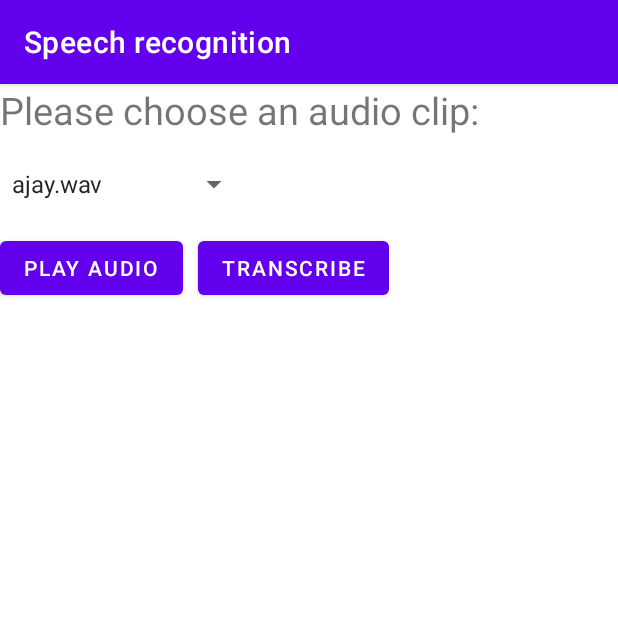
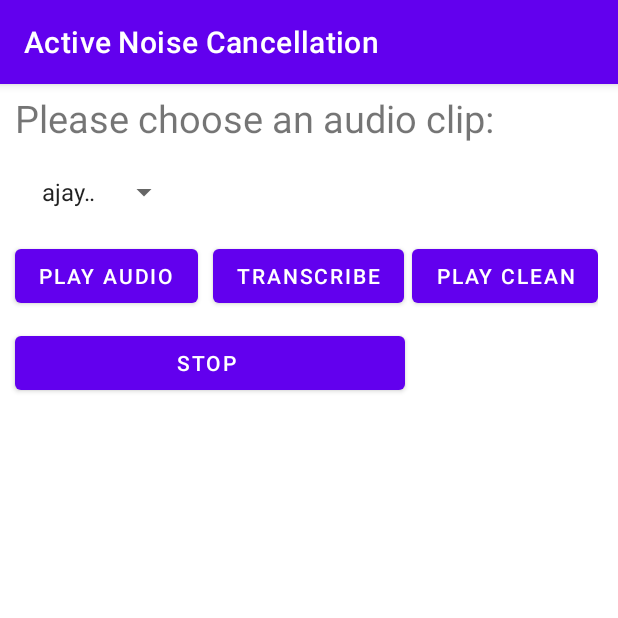
Before and after one commit to rana-gaurav/ASR, an Android app: the screen it shows after launch (MainActivity), after a tap on "TRANSCRIBE", on a phone screen of 412 x 824 dp, the top half of it. Run offline under Robolectric (Android 15) with nearby library versions, the phone set to English and light mode, and no system bars; libraries missing offline, so code that uses them is left out: com.jlibrosa.audio, org.jtransforms.fft, org.tensorflow.lite; 3 statements that could not run were skipped.

Commit message:
added some audio files doing model process in background

```diff
--- a/app/build.gradle
+++ b/app/build.gradle
@@ -11,7 +11,7 @@ android {
         minSdk 23
         targetSdk 30
         versionCode 1
-        versionName "1.0"
+        versionName "1.1"
         multiDexEnabled true
         testInstrumentationRunner "androidx.test.runner.AndroidJUnitRunner"
     }
--- a/app/src/main/AndroidManifest.xml
+++ b/app/src/main/AndroidManifest.xml
@@ -9,7 +9,7 @@
     <uses-permission android:name="android.permission.MANAGE_EXTERNAL_STORAGE"/>
 
     <application
-        android:preserveLegacyExternalStorage="true"
+        android:preserveLegacyExternalStorage="false"
         android:requestLegacyExternalStorage="true"
         android:allowBackup="true"
         android:icon="@mipmap/ic_launcher"
--- a/app/src/main/java/org/tensorflow/lite/examples/asr/MainActivity.java
+++ b/app/src/main/java/org/tensorflow/lite/examples/asr/MainActivity.java
@@ -9,6 +9,7 @@ import android.content.pm.PackageManager;
 import android.content.res.AssetFileDescriptor;
 import android.content.res.AssetManager;
 import android.media.MediaPlayer;
+import android.os.AsyncTask;
 import android.os.Build;
 import android.os.Bundle;
 import android.os.Environment;
@@ -17,6 +18,7 @@ import android.view.View;
 import android.widget.AdapterView;
 import android.widget.ArrayAdapter;
 import android.widget.Button;
+import android.widget.ProgressBar;
 import android.widget.Spinner;
 import android.widget.TextView;
 import android.widget.Toast;
@@ -54,12 +56,15 @@ public class MainActivity extends AppCompatActivity implements AdapterView.OnIte
     private Spinner audioClipSpinner;
     private Button transcribeButton;
     private Button playAudioButton;
+    private Button stopAudioButton;
+    private Button playCleanButton;
+    private ProgressBar progressBar;
     private TextView resultTextview;
 
     private final static int SAMPLE_RATE = 16000;
     private final static int DEFAULT_AUDIO_DURATION = -1;
 
-    private final static String[] WAV_FILENAMES = {"ajay.wav", "audio_cut.wav", "a1.wav"};
+    private final static String[] WAV_FILENAMES = {"ajay.wav", "audio_cut.wav", "a1.wav","a2.wav","a3.wav","a4.wav","a5.wav","a6.wav","a7.wav","a8.wav","a9.wav","a10.wav"};
 
     private final static String TFLITE_FILE_1 = "model_1.tflite";
     private final static String TFLITE_FILE_2 = "model_2.tflite";
@@ -90,7 +95,7 @@ public class MainActivity extends AppCompatActivity implements AdapterView.OnIte
 
     private MappedByteBuffer tfLiteModel1, tfLiteModel2;
     private Interpreter tfLite1, tfLite2;
-    private MediaPlayer mediaPlayer;
+    private MediaPlayer mediaPlayer,mp;
     JLibrosa jLibrosa;
 
     ContextWrapper cw = new ContextWrapper(this);
@@ -98,7 +103,7 @@ public class MainActivity extends AppCompatActivity implements AdapterView.OnIte
     File saveDir = new File(Environment.getExternalStorageDirectory().getAbsolutePath() + "/ActiveNoise");
     File originalDir = new File(saveDir.getAbsolutePath() + "/original");
     File cleanDir = new File(saveDir.getAbsolutePath() + "/clean");
-    File cleanAudioFIle = new File(cleanDir.getAbsolutePath() + "/cleanAudio8.wav");
+    File cleanAudioFIle = new File(cleanDir.getAbsolutePath() + "/cleanAudio.wav");
 
 
 
@@ -128,91 +133,50 @@ public class MainActivity extends AppCompatActivity implements AdapterView.OnIte
             @Override
             public void onClick(View view) {
                 final long start = System.currentTimeMillis();
-                try {
 
-                    if (checkPermission()) {
-
-                    } else {
-                        requestPermission();
-                    }
-
-                    // full audio buffer
-                    audioFeatureValues = jLibrosa.loadAndRead(copyWavFileToCache(wavFilename), SAMPLE_RATE, DEFAULT_AUDIO_DURATION);
+                AsyncTaskExample asyncTask=new AsyncTaskExample();
+                asyncTask.execute();
 
 
-                    // audio buffer of size 128
-                    chunkData = ArrayChunk(audioFeatureValues, 128);
+                final long end = System.currentTimeMillis();
+                Log.d("time", "The program was running: " + ((double)(end-start)/1000.0d) + "sec");
 
-                    // cal of number of blocks
-                    numBlocks = (audioFeatureValues.length - (blockLength - blockShift)) / blockShift;
+            }
+        });
 
-                    completeBuffer = new float[audioFeatureValues.length];
+        playCleanButton.setOnClickListener(new View.OnClickListener() {
+            @Override
+            public void onClick(View v) {
+                try {
+                    if(mediaPlayer.isPlaying()){
+                        mediaPlayer.stop();
+                    }
+                    //mp.reset();
+                    mp.setDataSource(String.valueOf(cleanAudioFIle));
+                    mp.prepare();
+                } catch (IllegalArgumentException e) {
+                    e.printStackTrace();
+                } catch (Exception e) {
+                    System.out.println("Exception of type : " + e.toString());
+                    e.printStackTrace();
+                }
 
-                    // init of output1 and output2 regrading size of model output
-                    initOutput1();
-                    initOutput2();
+                mp.start();
+            }
+        });
 
-                    float part1[] = new float[512];
-                    float[] temp = new float[512];
-
-                    for (int i = 0; i < numBlocks; i++) {
-
-
-                        Log.d("data", "" + i);
-
-                        System.arraycopy(part1, 128, part1, 0, 384);
-                        System.arraycopy(chunkData[i], 0, part1, 384, chunkData[i].length);
-
-
-                        System.arraycopy(part1, 0, temp, 0, 512);
-                        // temp=part1;
-
-                        // Forward Fourier Transform
-                        float[] forwardFT = realForwardFT(temp);
-
-
-                        //Calculate absolute
-                        float[] absValues = getAbs(getPart("real", forwardFT), getPart("img", forwardFT));
-                        float[] getPhaseValues = getPhaseAngle(getPart("real", forwardFT), getPart("img", forwardFT));
-                        inBuffer = ArrayChunk(absValues, 257);
-                        // model process
-                        initTflite1(TFLITE_FILE_1);
-                        if (i == 0) {
-                            feedTFLite1(inputShapeA(inBuffer), inputShapeB(null));
-                        } else {
-                            feedTFLite1(inputShapeA(inBuffer), inputShapeB("hashMapOutputB"));
-                        }
-                        //estimate values in 1d array
-                        float[] forInverseFFT = estimatedComplex(absValues, outputOfModel1, getPhaseValues);
-
-                        // Inverse Fourier Transform
-                        float[] inverseFFT = realInverseFT(forInverseFFT);
-
-                        //convert 1d array to 2d array of output of inverse fft
-                        float[][] array2d = ArrayChunk(inverseFFT, 512);
-
-                        // convert the 2d array to 3d array
-                        float[][][] array3d = inputShapeC(array2d);
-
-                        initTflite2(TFLITE_FILE_2);
-
-                        if (i == 0) {
-                            feedTFLite2(array3d, inputShapeD(null), i);
-                        } else {
-                            feedTFLite2(array3d, inputShapeD("hashMapOutputD"), i);
-                        }
-                    }
-
-                    writeFloatToByte(completeBuffer);
-
-                    final long end = System.currentTimeMillis();
-                    Log.d("time", "The program was running: " + ((double)(end-start)/1000.0d) + "sec");
-                    Log.d("dd", "success" + outputBuffer);
-                } catch (Exception e) {
-                    Log.e(TAG + " Exception", e.getMessage());
+        stopAudioButton.setOnClickListener(new View.OnClickListener() {
+            @Override
+            public void onClick(View v) {
+                if (mediaPlayer != null || mp!=null) {
+                    mediaPlayer.pause();
+                    mp.pause();
+                   // mediaPlayer.release();
                 }
             }
         });
+
+
     }
 
     @Override
@@ -249,7 +213,15 @@ public class MainActivity extends AppCompatActivity implements AdapterView.OnIte
         transcribeButton = findViewById(R.id.recognize);
         resultTextview = findViewById(R.id.result);
 
+        stopAudioButton=findViewById(R.id.btnStop);
+        playCleanButton=findViewById(R.id.btnPlayClean);
+        progressBar=findViewById(R.id.progressBar);
+
+       //progressBar.setVisibility(View.GONE);
+
+
         mediaPlayer = new MediaPlayer();
+        mp = new MediaPlayer();
 
 
         if (!saveDir.exists()) saveDir.mkdirs();
@@ -1066,7 +1038,7 @@ public class MainActivity extends AppCompatActivity implements AdapterView.OnIte
             os.write(bytes);
             // Close the file connections
             os.close();
-            Toast.makeText(getApplicationContext(),"Completed",Toast.LENGTH_SHORT).show();
+
         }
         // Catch block to handle the exceptions
         catch (Exception e) {
@@ -1171,4 +1143,110 @@ public class MainActivity extends AppCompatActivity implements AdapterView.OnIte
                 String[]{WRITE_EXTERNAL_STORAGE, MANAGE_EXTERNAL_STORAGE}, 1);
     }
 
+
+    private class AsyncTaskExample extends AsyncTask<Void, Void, Void> {
+        @Override
+        protected Void doInBackground(Void... voids) {
+
+
+            try {
+
+                if (checkPermission()) {
+
+                } else {
+                    requestPermission();
+                }
+
+                // full audio buffer
+                audioFeatureValues = jLibrosa.loadAndRead(copyWavFileToCache(wavFilename), SAMPLE_RATE, DEFAULT_AUDIO_DURATION);
+
+
+                // audio buffer of size 128
+                chunkData = ArrayChunk(audioFeatureValues, 128);
+
+                // cal of number of blocks
+                numBlocks = (audioFeatureValues.length - (blockLength - blockShift)) / blockShift;
+
+                completeBuffer = new float[audioFeatureValues.length];
+
+                // init of output1 and output2 regrading size of model output
+                initOutput1();
+                initOutput2();
+
+                float part1[] = new float[512];
+                float[] temp = new float[512];
+
+                for (int i = 0; i < numBlocks; i++) {
+
+
+                    Log.d("data", "" + i);
+
+                    System.arraycopy(part1, 128, part1, 0, 384);
+                    System.arraycopy(chunkData[i], 0, part1, 384, chunkData[i].length);
+
+
+                    System.arraycopy(part1, 0, temp, 0, 512);
+                    // temp=part1;
+
+                    // Forward Fourier Transform
+                    float[] forwardFT = realForwardFT(temp);
+
+
+                    //Calculate absolute
+                    float[] absValues = getAbs(getPart("real", forwardFT), getPart("img", forwardFT));
+                    float[] getPhaseValues = getPhaseAngle(getPart("real", forwardFT), getPart("img", forwardFT));
+                    inBuffer = ArrayChunk(absValues, 257);
+                    // model process
+                    initTflite1(TFLITE_FILE_1);
+                    if (i == 0) {
+                        feedTFLite1(inputShapeA(inBuffer), inputShapeB(null));
+                    } else {
+                        feedTFLite1(inputShapeA(inBuffer), inputShapeB("hashMapOutputB"));
+                    }
+                    //estimate values in 1d array
+                    float[] forInverseFFT = estimatedComplex(absValues, outputOfModel1, getPhaseValues);
+
+                    // Inverse Fourier Transform
+                    float[] inverseFFT = realInverseFT(forInverseFFT);
+
+                    //convert 1d array to 2d array of output of inverse fft
+                    float[][] array2d = ArrayChunk(inverseFFT, 512);
+
+                    // convert the 2d array to 3d array
+                    float[][][] array3d = inputShapeC(array2d);
+
+                    initTflite2(TFLITE_FILE_2);
+
+                    if (i == 0) {
+                        feedTFLite2(array3d, inputShapeD(null), i);
+                    } else {
+                        feedTFLite2(array3d, inputShapeD("hashMapOutputD"), i);
+                    }
+                }
+
+                writeFloatToByte(completeBuffer);
+
+
+
+                Log.d("dd", "success" + outputBuffer);
+            } catch (Exception e) {
+                Log.e(TAG + " Exception", e.getMessage());
+            }
+            return null;
+        }
+
+        @Override
+        protected void onPreExecute() {
+            super.onPreExecute();
+            progressBar.setVisibility(View.VISIBLE);
+
+        }
+
+        @Override
+        protected void onPostExecute(Void unused) {
+            super.onPostExecute(unused);
+            progressBar.setVisibility(View.GONE);
+            Toast.makeText(getApplicationContext(),"Completed",Toast.LENGTH_SHORT).show();
+        }
+    }
 }
--- a/app/src/main/res/layout/activity_main.xml
+++ b/app/src/main/res/layout/activity_main.xml
@@ -8,7 +8,8 @@
 
 
     <LinearLayout
-        android:layout_width="wrap_content"
+        android:id="@+id/linearLayout"
+        android:layout_width="match_parent"
         android:layout_height="wrap_content"
         android:orientation="vertical">
 
@@ -16,36 +17,55 @@
             android:id="@+id/prompt"
             android:layout_width="wrap_content"
             android:layout_height="wrap_content"
-            android:textSize="25dp"
+            android:layout_marginBottom="20dp"
+            android:layout_marginStart="10dp"
+            android:layout_marginTop="5dp"
             android:text="Please choose an audio clip:"
-            android:layout_marginBottom="20dp"></TextView>
+            android:textSize="25dp" />
 
         <Spinner
             android:id="@+id/audio_clip_spinner"
-            android:layout_width="wrap_content"
+            android:layout_marginStart="20dp"
+            android:layout_width="100dp"
             android:layout_height="wrap_content"
-            android:layout_marginBottom="20dp"/>
+            android:layout_marginBottom="20dp" />
 
         <LinearLayout
             android:layout_width="wrap_content"
             android:layout_height="wrap_content"
-            android:orientation="horizontal"
-            android:layout_marginBottom="20dp">
+            android:layout_marginBottom="10dp"
+            android:orientation="horizontal">
 
             <Button
                 android:id="@+id/play"
                 android:layout_width="wrap_content"
                 android:layout_height="wrap_content"
-                android:layout_marginRight="10dp"
-                android:text="Play audio"/>
+                android:layout_marginStart="10dp"
+                android:layout_marginEnd="10dp"
+                android:text="Play audio" />
 
             <Button
                 android:id="@+id/recognize"
                 android:layout_width="wrap_content"
                 android:layout_height="wrap_content"
-                android:text="Transcribe"/>
+                android:text="Transcribe" />
+
+            <Button
+                android:id="@+id/btnPlayClean"
+                android:layout_width="wrap_content"
+                android:layout_height="wrap_content"
+                android:layout_marginStart="5dp"
+                android:layout_weight="1"
+                android:text="Play Clean" />
 
         </LinearLayout>
+
+        <Button
+            android:id="@+id/btnStop"
+            android:layout_width="260dp"
+            android:layout_height="wrap_content"
+            android:layout_marginStart="10dp"
+            android:text="Stop " />
 
         <TextView
             android:id="@+id/result"
@@ -55,4 +75,14 @@
 
     </LinearLayout>
 
+    <ProgressBar
+        android:id="@+id/progressBar"
+        android:layout_width="wrap_content"
+        android:layout_height="wrap_content"
+        android:layout_marginBottom="244dp"
+        android:visibility="gone"
+        app:layout_constraintBottom_toBottomOf="parent"
+        app:layout_constraintEnd_toEndOf="parent"
+        app:layout_constraintStart_toStartOf="parent" />
+
 </androidx.constraintlayout.widget.ConstraintLayout>
--- a/app/src/main/res/values/strings.xml
+++ b/app/src/main/res/values/strings.xml
@@ -1,3 +1,3 @@
 <resources>
-    <string name="app_name">Speech recognition</string>
+    <string name="app_name">Active Noise Cancellation</string>
 </resources>
```
Also changed, not shown: 11 other files.
